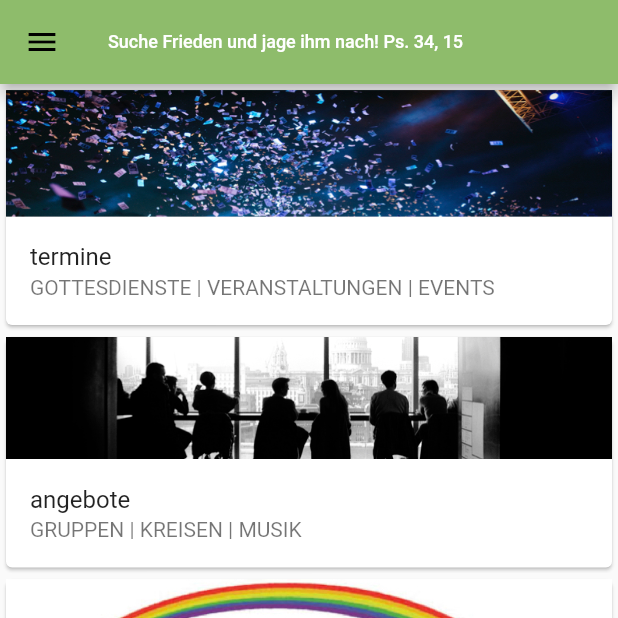
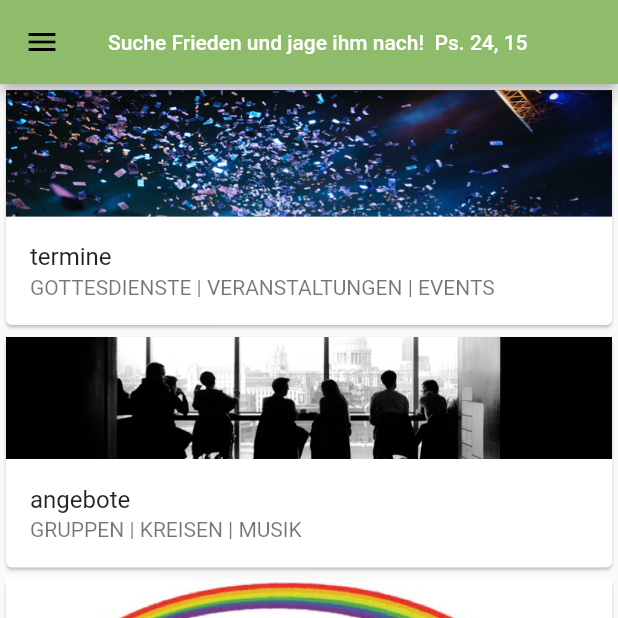
Before and after one commit to chibodev/skg-hagen, a Flutter app: the screen it shows after launch, on a phone screen of 412 x 824 dp, the top half of it. Run offline on Flutter 3.47's test engine with Material 2 defaults, Android fonts, the phone set to English and light mode, and no system bars; generated files the repository leaves out were written again; Roboto replaces fonts that are missing (Optima).

Commit message:
demo: adding repo for getting monthly verse

```diff
--- a/lib/main.dart
+++ b/lib/main.dart
@@ -8,6 +8,9 @@ import 'package:skg_hagen/src/kindergarten/controller/kindergarten.dart';
 void main() => runApp(MyApp());
 
 class MyApp extends StatelessWidget {
+  //TODO add cache.
+  // TODO If offline, load from cache (add date of loaded so as to add message if older that X days) otherwise show static offline page
+
   @override
   Widget build(BuildContext context) {
     return MaterialApp(
--- /dev/null
+++ b/lib/src/home/model/monthlyScripture.dart
@@ -0,0 +1,25 @@
+import 'package:json_annotation/json_annotation.dart';
+import 'package:skg_hagen/src/common/model/bibleBook.dart';
+
+part 'monthlyScripture.g.dart';
+
+@JsonSerializable()
+class MonthlyScripture {
+  String text;
+  String book;
+  int chapter;
+  int verse;
+
+  MonthlyScripture(this.text, this.book, this.chapter, this.verse);
+
+  factory MonthlyScripture.fromJson(Map<String, dynamic> json) =>
+      _$MonthlyScriptureFromJson(json);
+
+  Map<String, dynamic> toJson() => _$MonthlyScriptureToJson(this);
+
+  String getFormatted() {
+    BibleBook bibleChapter = BibleBook(this.book);
+    String bookShort = bibleChapter.getAbbreviation();
+    return "$text  $bookShort $chapter, $verse";
+  }
+}
--- a/lib/src/home/model/scripturalVerse.dart
+++ /dev/null
@@ -1,17 +0,0 @@
-class ScripturalVerse {
-
-  String _text;
-  String _book;
-  int _chapter;
-  int _verse;
-
-  ScripturalVerse(this._text, this._book, this._chapter, this._verse);
-
-  int get verse => _verse;
-
-  int get chapter => _chapter;
-
-  String get book => _book;
-
-  String get text => _text;
-}
--- a/lib/src/home/repository/monthlyVerseClient.dart
+++ b/lib/src/home/repository/monthlyVerseClient.dart
@@ -1,9 +1,19 @@
-import 'package:skg_hagen/src/home/model/scripturalVerse.dart';
+import 'dart:convert';
+
+import 'package:skg_hagen/src/common/service/client.dart';
+import 'package:skg_hagen/src/home/model/monthlyScripture.dart';
 
 class MonthlyVerseClient {
+  //TODO setup client
+  Future<MonthlyScripture> getVerse() async {
+    final String jsonResponse =
+        await Client().loadAsset('assets/response/monthlyScripture.json');
 
-  //TODO setup client
-  ScripturalVerse getVerse(){
-    return new ScripturalVerse('Suche Frieden und jage ihm nach!', 'Ps.', 34, 15);
+    final List<dynamic> jsonMap = jsonDecode(jsonResponse);
+
+    print(jsonMap);
+    return MonthlyScripture.fromJson(jsonMap?.first);
   }
+//('Suche Frieden und jage ihm nach!', 'Ps.', 34, 15);
+
 }
--- a/lib/src/home/view/cards.dart
+++ b/lib/src/home/view/cards.dart
@@ -1,22 +1,49 @@
 import 'package:flutter/material.dart';
 import 'package:skg_hagen/src/home/model/cardContent.dart';
-import 'package:skg_hagen/src/home/model/scripturalVerse.dart';
+import 'package:skg_hagen/src/home/model/monthlyScripture.dart';
 import 'package:skg_hagen/src/home/model/singleCard.dart';
 import 'package:skg_hagen/src/home/repository/monthlyVerseClient.dart';
 import 'package:skg_hagen/src/menu/controller/menu.dart';
 
 class Cards {
-  final _fontOptima = const TextStyle(fontFamily: 'Optima');
-  MonthlyVerseClient monthlyVerseClient = new MonthlyVerseClient();
+  final TextStyle _fontOptima = const TextStyle(fontFamily: 'Optima');
+  MonthlyVerseClient monthlyVerseClient = MonthlyVerseClient();
   BuildContext _context;
 
   Widget getCards(BuildContext context) {
-    ScripturalVerse monthlyVerse = monthlyVerseClient.getVerse();
     this._context = context;
 
     return Scaffold(
       appBar: AppBar(
-        title: Text(
+        title: FutureBuilder(
+          future: _getText(),
+          builder:
+              (BuildContext context, AsyncSnapshot<MonthlyScripture> response) {
+            if (response.connectionState == ConnectionState.none &&
+                response.hasData == null) {
+              print('monthlyverse snapshot data is: ${response.data}');
+              return Text('');
+            }
+            if (response.data != null) {
+              return Text(response.data.getFormatted(),
+                  style: TextStyle(fontSize: 14, color: Colors.white));
+            }
+            return Text('');
+          },
+        ),
+        backgroundColor: Color(0xFF8EBC6B),
+      ),
+      body: _buildCards(),
+      drawer: Menu(),
+    );
+  }
+
+  Future<MonthlyScripture> _getText() async {
+    return await MonthlyVerseClient().getVerse();
+  }
+
+  /*
+  Text(
           monthlyVerse.text +
               ' ' +
               monthlyVerse.book +
@@ -26,13 +53,7 @@ class Cards {
               monthlyVerse.verse.toString(),
           style: TextStyle(fontSize: 12, color: Colors.white),
         ),
-        backgroundColor: Color(0xFF8EBC6B),
-      ),
-      body: _buildCards(),
-      drawer: Menu(),
-    );
-  }
-
+   */
   Widget _buildCards() {
     SingleCard card = new SingleCard();
     List<CardContent> cards = card.getAllCards();
@@ -46,18 +67,20 @@ class Cards {
   }
 
   Widget _buildRows(CardContent card) {
-    final imageAssest = (card.custom != null) ? Image.asset(card.custom) : null;
+    final Image imageAsset =
+        (card.custom != null) ? Image.asset(card.custom) : null;
 
     return Material(
       child: GestureDetector(
-        onTap: () => Navigator.pushReplacementNamed(this._context, card.routeName),
+        onTap: () =>
+            Navigator.pushReplacementNamed(this._context, card.routeName),
         child: Card(
           child: Column(
             mainAxisSize: MainAxisSize.min,
             children: <Widget>[
               Container(
                 padding: EdgeInsets.zero,
-                child: imageAssest,
+                child: imageAsset,
               ),
               ListTile(
                 title: Text(
--- a/pubspec.yaml
+++ b/pubspec.yaml
@@ -58,6 +58,7 @@ flutter:
     #Dummy demo data
     - assets/response/offers.json
     - assets/response/kindergarten.json
+    - assets/response/monthlyScripture.json
   # An image asset can refer to one or more resolution-specific "variants", see
   # https://flutter.dev/assets-and-images/#resolution-aware.
 
```
Also changed, not shown: assets/response/monthlyScripture.json (added, +8 -0 lines), lib/src/common/model/bibleBook.dart (added, +21 -0 lines).
